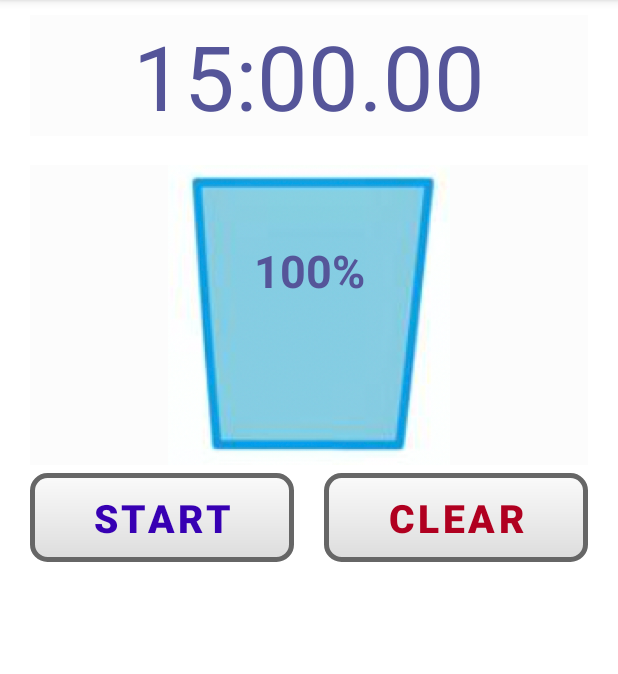
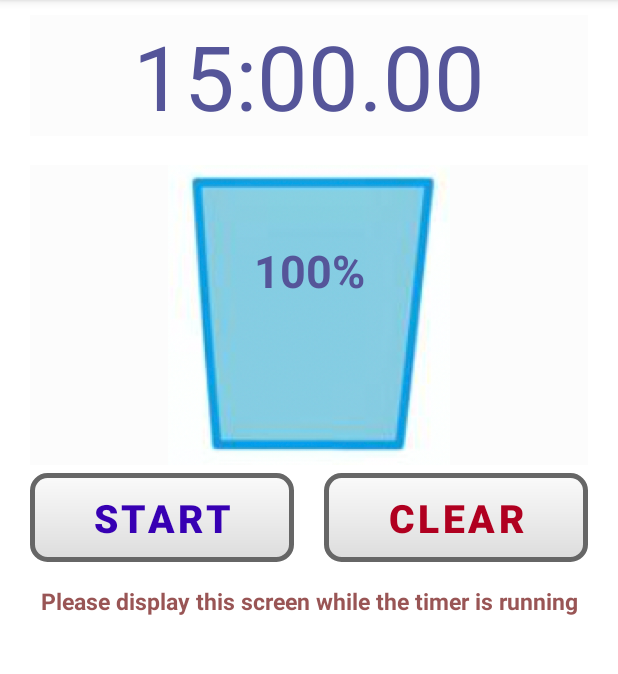
Before and after one commit to tfs-apps-one/WaterTimer, an Android app: the screen it shows after launch (MainActivity), on a phone screen of 412 x 824 dp, the part 84-758 px from its top. Run offline under Robolectric (Android 15) with nearby library versions, the phone set to English and light mode, and no system bars.

Commit message:
メッセージ追加

```diff
--- a/app/src/main/java/tfsapps/watertimer/MainActivity.java
+++ b/app/src/main/java/tfsapps/watertimer/MainActivity.java
@@ -32,6 +32,9 @@ public class MainActivity extends AppCompatActivity {
     private boolean notice_vibration = false;
 
     //ステータス
+    final int MODE_NORMAL = 0;
+    final int MODE_INTERVAL = 1;
+    private int ActiveMode = 0;
     private boolean isActive = false;
     private boolean isPause = false;
 
--- a/app/src/main/res/layout/content_main.xml
+++ b/app/src/main/res/layout/content_main.xml
@@ -94,5 +94,18 @@
 
     </LinearLayout>
 
+    <TextView
+        android:id="@+id/text_message"
+        android:layout_width="match_parent"
+        android:layout_height="50dp"
+        android:layout_below="@+id/linearLayout1"
+        app:layout_constraintTop_toBottomOf="@id/linearLayout1"
+        android:layout_marginTop="10dp"
+        android:textAlignment="center"
+        android:text="@string/message_text"
+        android:textStyle="bold"
+        app:backgroundTint="@null"
+        android:textColor="#995555"
+        android:textSize="15dp" />
 
 </RelativeLayout>
--- a/app/src/main/res/values/strings.xml
+++ b/app/src/main/res/values/strings.xml
@@ -3,6 +3,7 @@
 
     <string name="action_settings">SETTING</string>
     <string name="btn_tips">TIPS</string>
+    <string name="message_text">Please display this screen while the timer is running</string>
 
     <string name="preference_title">SET LIST</string>
 
```
Also changed, not shown: 1 other file.
